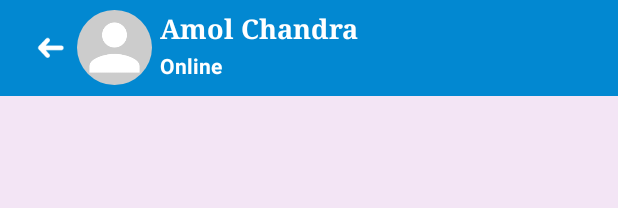
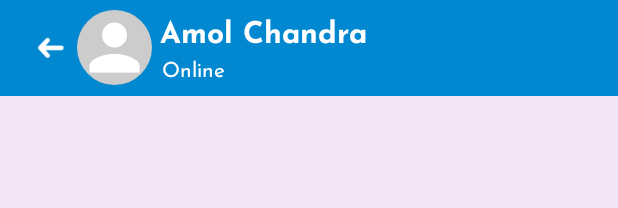
Before and after one commit to Vansh124/Chatty, an Android app: the layout activity_group_chat.xml on its own in the app's theme, with its tools: preview values and no code run, on a phone screen of 412 x 824 dp. Shown: the top 208 px of the screen. Run offline under Robolectric (Android 15) with nearby library versions, the phone set to English and light mode, and no system bars.

Commit message:
Updated the layout of toolbar_custom_group_chat_layout.xml

```diff
--- a/app/src/main/res/layout/toolbar_custom_group_chat_layout.xml
+++ b/app/src/main/res/layout/toolbar_custom_group_chat_layout.xml
@@ -1,59 +1,56 @@
 <?xml version="1.0" encoding="utf-8"?>
-<LinearLayout
-    xmlns:android="http://schemas.android.com/apk/res/android"
+<LinearLayout xmlns:android="http://schemas.android.com/apk/res/android"
     xmlns:app="http://schemas.android.com/apk/res-auto"
     xmlns:tools="http://schemas.android.com/tools"
-    android:orientation="horizontal"
     android:layout_width="match_parent"
-    android:layout_height="wrap_content">
+    android:layout_height="wrap_content"
+    android:orientation="horizontal" >
 
     <LinearLayout
-        android:orientation="horizontal"
         android:layout_width="wrap_content"
-        android:layout_height="wrap_content">
+        android:layout_height="wrap_content"
+        android:orientation="horizontal" >
 
         <ImageView
             android:id="@+id/groupBack"
-            android:src="@drawable/ic_arrow"
             android:layout_width="wrap_content"
             android:layout_height="wrap_content"
-            android:layout_gravity="center_vertical"/>
+            android:layout_gravity="center_vertical"
+            android:src="@drawable/ic_arrow" />
 
         <de.hdodenhof.circleimageview.CircleImageView
+            android:id="@+id/groupProfileImage"
             android:layout_width="50dp"
             android:layout_height="50dp"
-            android:src="@drawable/ic_profile"
-            android:id="@+id/groupProfileImage"
             android:layout_marginLeft="0dp"
-            android:layout_marginRight="5dp"/>
-
+            android:layout_marginRight="5dp"
+            android:src="@drawable/ic_profile" />
     </LinearLayout>
 
     <LinearLayout
-        android:orientation="vertical"
-        android:layout_width="wrap_content"
-        android:layout_height="match_parent">
+        android:layout_width="match_parent"
+        android:layout_height="match_parent"
+        android:orientation="vertical" >
 
         <TextView
+            android:id="@+id/groupProfileName"
             android:layout_width="wrap_content"
             android:layout_height="wrap_content"
+            android:layout_weight="1.0"
+            android:fontFamily="@font/josefin_sans_bold"
             android:text="Amol Chandra"
-            android:textAppearance="?android:attr/textAppearanceMedium"
-            android:textColor="#FFFFFFFF"
-            android:textStyle="bold"
-            android:typeface="serif"
-            android:id="@+id/groupProfileName"
-            android:layout_weight="1.0"/>
+            android:textColor="@color/white"
+            android:textSize="20sp" />
 
         <TextView
+            android:id="@+id/online_text_indicator"
             android:layout_width="match_parent"
             android:layout_height="wrap_content"
+            android:layout_weight="1.0"
+            android:fontFamily="@font/josefin_sans_regu"
+            android:padding="1dp"
             android:text="Online"
-            android:textStyle="bold"
-            android:textColor="#FFFFFFFF"
-            android:id="@+id/online_text_indicator"
-            android:layout_weight="1.0"/>
-
+            android:textColor="@color/white" />
     </LinearLayout>
 
 </LinearLayout>
```
